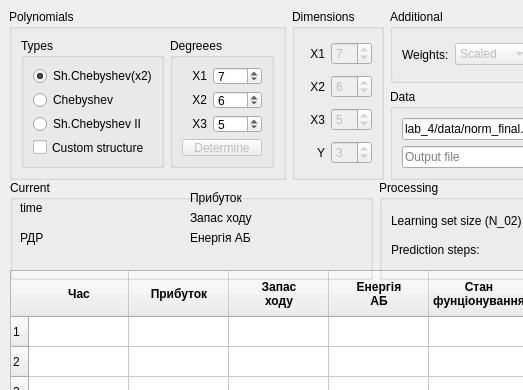
First picture: the form in lab_4/data/main_window.ui, repository fatvlady/sys-an-labs, before the edit; both pictures show x 0 to 523 and y 0 to 390 of the 758 by 643 pixel window.
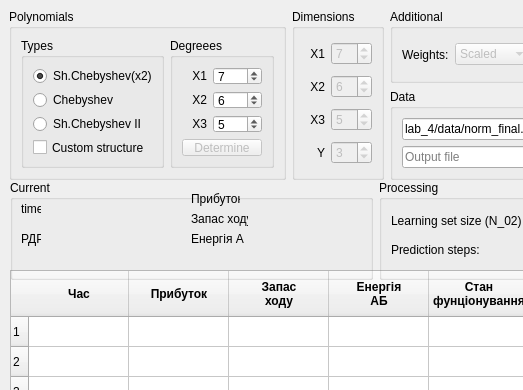
Second picture: the form after the edit.

Commit message: current data //edit time and rdr

What changed in the file:
```diff
--- a/lab_4/data/main_window.ui
+++ b/lab_4/data/main_window.ui
@@ -501,135 +501,135 @@
       <property name="title">
        <string>Current</string>
       </property>
-      <widget class="QWidget" name="layoutWidget">
+      <widget class="QLabel" name="label_11">
        <property name="geometry">
         <rect>
-         <x>10</x>
-         <y>20</y>
-         <width>141</width>
+         <x>11</x>
+         <y>21</y>
+         <width>20</width>
          <height>16</height>
         </rect>
        </property>
-       <layout class="QHBoxLayout" name="horizontalLayout_2">
-        <item>
-         <widget class="QLabel" name="label_11">
-          <property name="text">
-           <string>time</string>
-          </property>
-         </widget>
-        </item>
-        <item>
-         <widget class="QLabel" name="lb_time">
-          <property name="text">
-           <string/>
-          </property>
-         </widget>
-        </item>
-       </layout>
+       <property name="text">
+        <string>time</string>
+       </property>
       </widget>
-      <widget class="QWidget" name="layoutWidget">
+      <widget class="QLabel" name="lbl_time">
        <property name="geometry">
         <rect>
-         <x>180</x>
-         <y>10</y>
-         <width>171</width>
+         <x>84</x>
+         <y>21</y>
+         <width>61</width>
          <height>16</height>
         </rect>
        </property>
-       <layout class="QHBoxLayout" name="horizontalLayout_4">
-        <item>
-         <widget class="QLabel" name="label_12">
-          <property name="text">
-           <string>Прибуток</string>
-          </property>
-         </widget>
-        </item>
-        <item>
-         <widget class="QLabel" name="lb_y1">
-          <property name="text">
-           <string/>
-          </property>
-         </widget>
-        </item>
-       </layout>
+       <property name="text">
+        <string/>
+       </property>
       </widget>
-      <widget class="QWidget" name="layoutWidget">
+      <widget class="QLabel" name="label_15">
        <property name="geometry">
         <rect>
-         <x>180</x>
-         <y>50</y>
-         <width>171</width>
+         <x>11</x>
+         <y>51</y>
+         <width>20</width>
          <height>16</height>
         </rect>
        </property>
-       <layout class="QHBoxLayout" name="horizontalLayout_6">
-        <item>
-         <widget class="QLabel" name="label_14">
-          <property name="text">
-           <string>Енергія АБ</string>
-          </property>
-         </widget>
-        </item>
-        <item>
-         <widget class="QLabel" name="lb_y3">
-          <property name="text">
-           <string/>
-          </property>
-         </widget>
-        </item>
-       </layout>
+       <property name="text">
+        <string>РДР</string>
+       </property>
       </widget>
-      <widget class="QWidget" name="layoutWidget">
+      <widget class="QLabel" name="lbl_rmr">
        <property name="geometry">
         <rect>
-         <x>180</x>
-         <y>30</y>
-         <width>171</width>
+         <x>84</x>
+         <y>51</y>
+         <width>31</width>
          <height>16</height>
         </rect>
        </property>
-       <layout class="QHBoxLayout" name="horizontalLayout_5">
-        <item>
-         <widget class="QLabel" name="label_13">
-          <property name="text">
-           <string>Запас ходу</string>
-          </property>
-         </widget>
-        </item>
-        <item>
-         <widget class="QLabel" name="lb_y2">
-          <property name="text">
-           <string/>
-          </property>
-         </widget>
-        </item>
-       </layout>
+       <property name="text">
+        <string/>
+       </property>
       </widget>
-      <widget class="QWidget" name="layoutWidget">
+      <widget class="QLabel" name="label_12">
        <property name="geometry">
         <rect>
-         <x>10</x>
-         <y>50</y>
-         <width>141</width>
+         <x>181</x>
+         <y>11</y>
+         <width>49</width>
          <height>16</height>
         </rect>
        </property>
-       <layout class="QHBoxLayout" name="horizontalLayout_7">
-        <item>
-         <widget class="QLabel" name="label_15">
-          <property name="text">
-           <string>РДР</string>
-          </property>
-         </widget>
-        </item>
-        <item>
-         <widget class="QLabel" name="label_16">
-          <property name="text">
-           <string/>
-          </property>
-         </widget>
-        </item>
-       </layout>
+       <property name="text">
+        <string>Прибуток</string>
+       </property>
+      </widget>
+      <widget class="QLabel" name="lbl_y1">
+       <property name="geometry">
+        <rect>
+         <x>259</x>
+         <y>11</y>
+         <width>101</width>
+         <height>16</height>
+        </rect>
+       </property>
+       <property name="text">
+        <string/>
+       </property>
+      </widget>
+      <widget class="QLabel" name="label_13">
+       <property name="geometry">
+        <rect>
+         <x>181</x>
+         <y>31</y>
+         <width>57</width>
+         <height>16</height>
+        </rect>
+       </property>
+       <property name="text">
+        <string>Запас ходу</string>
+       </property>
+      </widget>
+      <widget class="QLabel" name="lbl_y2">
+       <property name="geometry">
+        <rect>
+         <x>259</x>
+         <y>31</y>
+         <width>101</width>
+         <height>16</height>
+        </rect>
+       </property>
+       <property name="text">
+        <string/>
+       </property>
+      </widget>
+      <widget class="QLabel" name="label_14">
+       <property name="geometry">
+        <rect>
+         <x>181</x>
+         <y>51</y>
+         <width>53</width>
+         <height>16</height>
+        </rect>
+       </property>
+       <property name="text">
+        <string>Енергія АБ</string>
+       </property>
+      </widget>
+      <widget class="QLabel" name="lbl_y3">
+       <property name="geometry">
+        <rect>
+         <x>259</x>
+         <y>51</y>
+         <width>101</width>
+         <height>16</height>
+        </rect>
+       </property>
+       <property name="text">
+        <string/>
+       </property>
       </widget>
      </widget>
     </item>
```
The commit also changes 2 other files.
